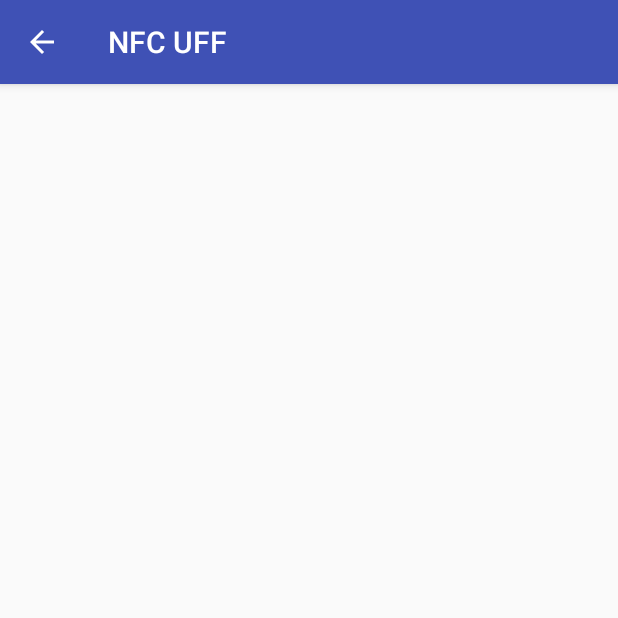
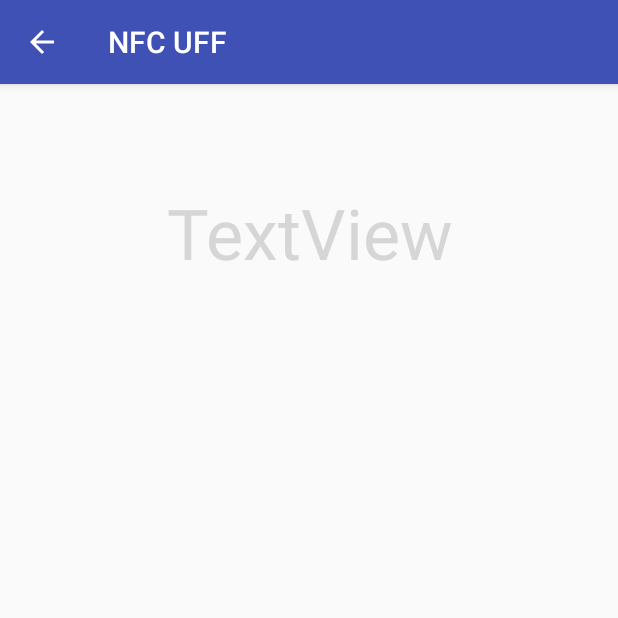
Before and after one commit to FelipeLVieira/NFCUFF, an Android app: the DisplayProductActivity screen opened directly, with no data from a screen before it, on a phone screen of 412 x 824 dp, the top half of it. Run offline under Robolectric (Android 15) with nearby library versions, the phone set to English and light mode, and no system bars.

Commit message:
Ajustes na Main e reposicionamentos no layout

```diff
--- a/app/src/main/java/com/example/nfc/nfcuff/DisplayProductActivity.java
+++ b/app/src/main/java/com/example/nfc/nfcuff/DisplayProductActivity.java
@@ -8,20 +8,13 @@ import android.widget.Toast;
 
 public class DisplayProductActivity extends AppCompatActivity {
 
-    private NfcManager nfcManager;
+    private TextView conteudo = null;
 
     @Override
     protected void onCreate(Bundle savedInstanceState) {
         super.onCreate(savedInstanceState);
         setContentView(R.layout.activity_display_product);
 
-        // Get the Intent that started this activity and extract the string
-        Intent intent = getIntent();
-        String message = intent.getStringExtra(MainActivity.EXTRA_MESSAGE);
-
-        // Capture the layout's TextView and set the string as its text
-        TextView conteudo = findViewById(R.id.conteudo);
-        conteudo.setText(message);
     }
 
     @Override
--- a/app/src/main/res/layout/activity_display_product.xml
+++ b/app/src/main/res/layout/activity_display_product.xml
@@ -7,9 +7,9 @@
     tools:context="com.example.nfc.nfcuff.DisplayProductActivity">
 
     <TextView
-        android:id="@+id/conteudo"
-        android:layout_width="106dp"
-        android:layout_height="24dp"
+        android:id="@+id/content"
+        android:layout_width="191dp"
+        android:layout_height="88dp"
         android:layout_marginBottom="8dp"
         android:layout_marginEnd="8dp"
         android:layout_marginStart="8dp"
@@ -17,6 +17,7 @@
         android:text="TextView"
         android:textAlignment="center"
         android:textColor="@color/cast_expanded_controller_background_color"
+        app:autoSizeTextType="uniform"
         app:layout_constraintBottom_toBottomOf="parent"
         app:layout_constraintEnd_toEndOf="parent"
         app:layout_constraintStart_toStartOf="parent"
```
Also changed, not shown: app/src/main/java/com/example/nfc/nfcuff/MainActivity.java (+6 -11 lines), app/src/main/res/layout/activity_main.xml (+7 -7 lines).
